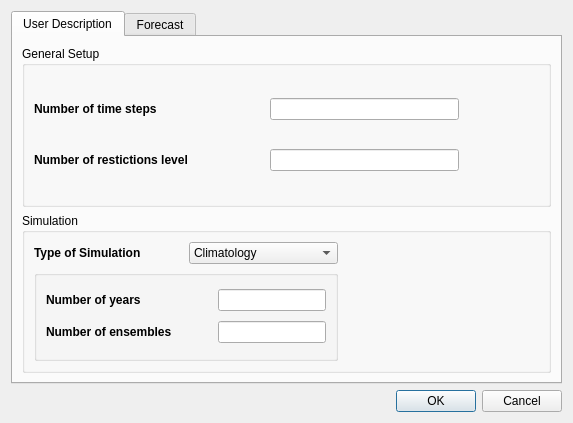
The window that gui/ui/gen_setup_dialog.ui (lcford2/graps_gui) describes before a commit, drawn with Qt 5.
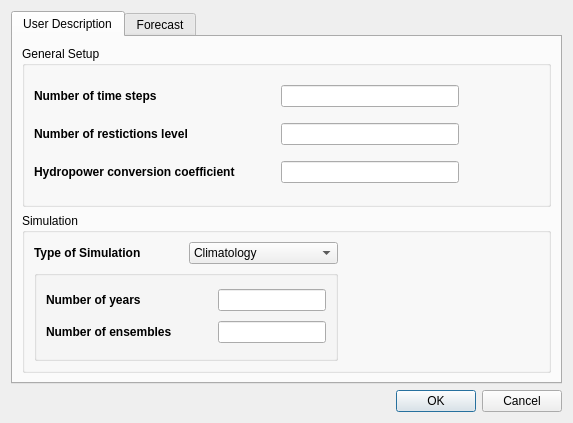
The same window after the commit.

Commit message: Added a hydropower conversion input.

```diff
--- a/gui/ui/gen_setup_dialog.ui
+++ b/gui/ui/gen_setup_dialog.ui
@@ -39,7 +39,36 @@
          <property name="title">
           <string>General Setup</string>
          </property>
-         <layout class="QGridLayout" name="gridLayout_15">
+         <layout class="QGridLayout" name="gridLayout_3">
+          <item row="0" column="0">
+           <widget class="QLabel" name="time_step">
+            <property name="font">
+             <font>
+              <weight>75</weight>
+              <bold>true</bold>
+             </font>
+            </property>
+            <property name="text">
+             <string>Number of time steps</string>
+            </property>
+           </widget>
+          </item>
+          <item row="0" column="1">
+           <spacer name="horizontalSpacer_7">
+            <property name="orientation">
+             <enum>Qt::Horizontal</enum>
+            </property>
+            <property name="sizeType">
+             <enum>QSizePolicy::Fixed</enum>
+            </property>
+            <property name="sizeHint" stdset="0">
+             <size>
+              <width>40</width>
+              <height>20</height>
+             </size>
+            </property>
+           </spacer>
+          </item>
           <item row="0" column="2">
            <widget class="QLineEdit" name="time_step_input">
             <property name="enabled">
@@ -72,29 +101,6 @@
             </property>
            </spacer>
           </item>
-          <item row="0" column="0">
-           <widget class="QLabel" name="time_step">
-            <property name="font">
-             <font>
-              <weight>75</weight>
-              <bold>true</bold>
-             </font>
-            </property>
-            <property name="text">
-             <string>Number of time steps</string>
-            </property>
-           </widget>
-          </item>
-          <item row="1" column="2">
-           <widget class="QLineEdit" name="restrictions_input">
-            <property name="sizePolicy">
-             <sizepolicy hsizetype="Minimum" vsizetype="Fixed">
-              <horstretch>0</horstretch>
-              <verstretch>0</verstretch>
-             </sizepolicy>
-            </property>
-           </widget>
-          </item>
           <item row="0" column="4">
            <spacer name="horizontalSpacer_11">
             <property name="orientation">
@@ -111,22 +117,6 @@
             </property>
            </spacer>
           </item>
-          <item row="0" column="1">
-           <spacer name="horizontalSpacer_7">
-            <property name="orientation">
-             <enum>Qt::Horizontal</enum>
-            </property>
-            <property name="sizeType">
-             <enum>QSizePolicy::Fixed</enum>
-            </property>
-            <property name="sizeHint" stdset="0">
-             <size>
-              <width>40</width>
-              <height>20</height>
-             </size>
-            </property>
-           </spacer>
-          </item>
           <item row="1" column="0">
            <widget class="QLabel" name="restrictions_level">
             <property name="font">
@@ -140,6 +130,39 @@
             </property>
            </widget>
           </item>
+          <item row="1" column="2">
+           <widget class="QLineEdit" name="restrictions_input">
+            <property name="sizePolicy">
+             <sizepolicy hsizetype="Minimum" vsizetype="Fixed">
+              <horstretch>0</horstretch>
+              <verstretch>0</verstretch>
+             </sizepolicy>
+            </property>
+           </widget>
+          </item>
+          <item row="2" column="0">
+           <widget class="QLabel" name="hydro_coeff_label">
+            <property name="font">
+             <font>
+              <weight>75</weight>
+              <bold>true</bold>
+             </font>
+            </property>
+            <property name="text">
+             <string>Hydropower conversion coefficient</string>
+            </property>
+           </widget>
+          </item>
+          <item row="2" column="2">
+           <widget class="QLineEdit" name="hydro_coeff_input">
+            <property name="sizePolicy">
+             <sizepolicy hsizetype="Minimum" vsizetype="Fixed">
+              <horstretch>0</horstretch>
+              <verstretch>0</verstretch>
+             </sizepolicy>
+            </property>
+           </widget>
+          </item>
          </layout>
         </widget>
        </item>
```
The commit also changes 6 other files.
